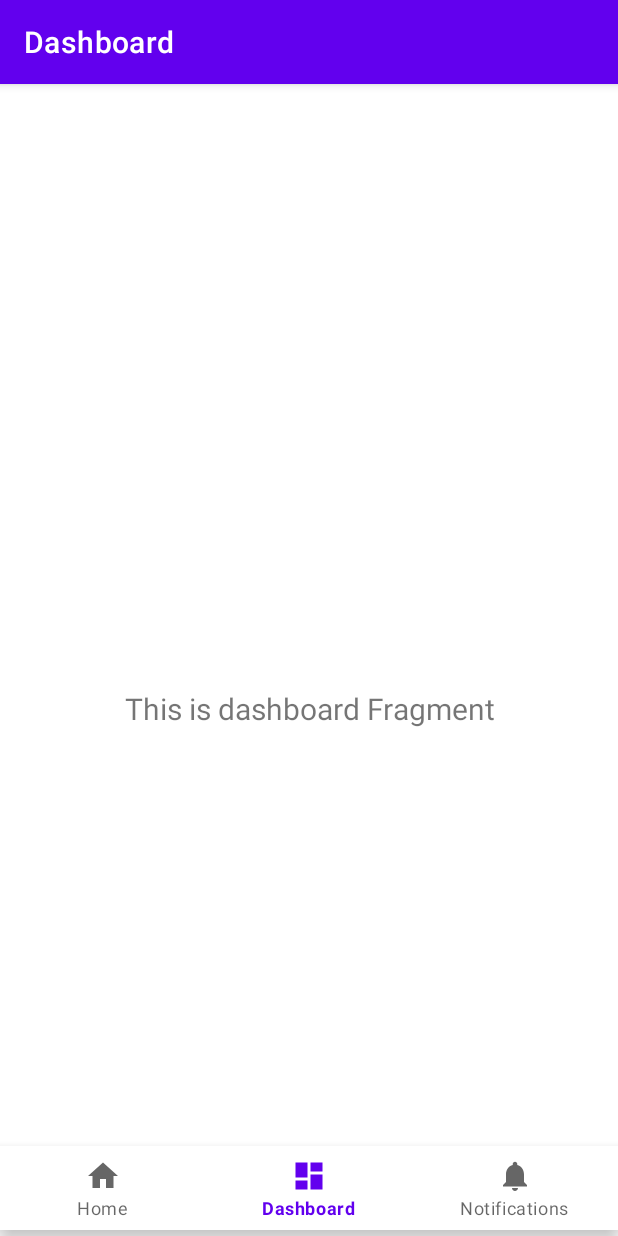
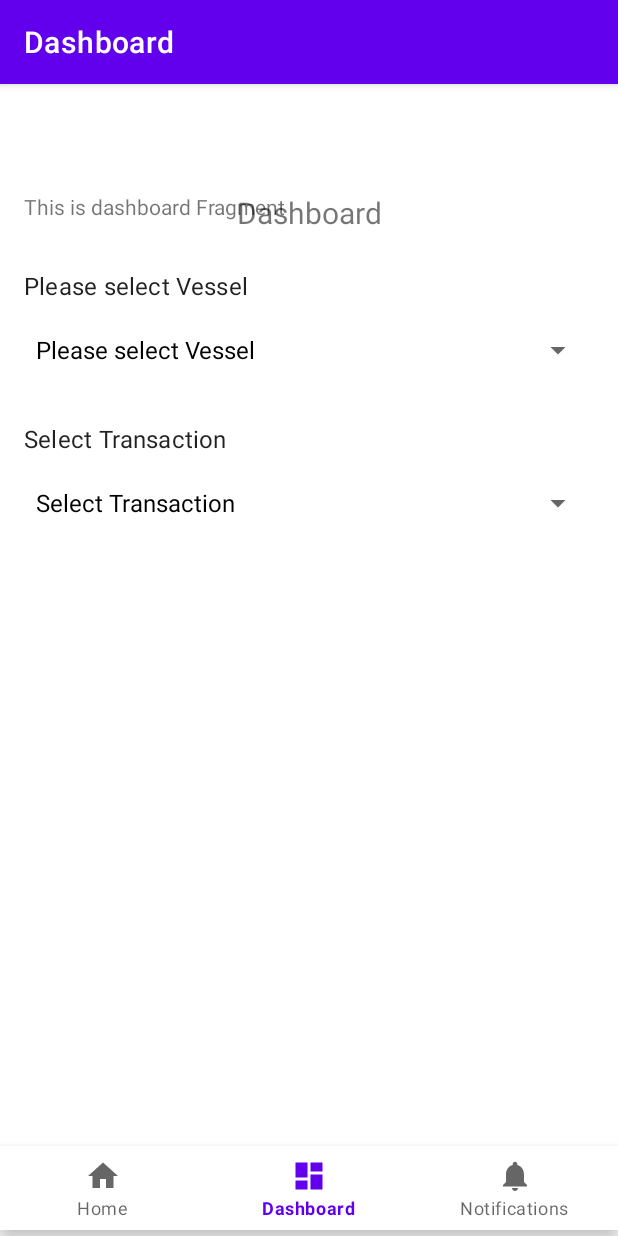
Before and after one commit to L5Systems/artstar2app, an Android app: the screen it shows after launch (MainActivity), item 2 of the bottom bar chosen, on a phone screen of 412 x 824 dp. Run offline under Robolectric (Android 15) with nearby library versions, the phone set to English and light mode, and no system bars; our stand-ins replace navigation-ui.

Commit message:
Added content to dashboard

```diff
--- a/app/src/main/java/com/example/artest2/ui/dashboard/DashboardFragment.kt
+++ b/app/src/main/java/com/example/artest2/ui/dashboard/DashboardFragment.kt
@@ -1,10 +1,14 @@
 package com.example.artest2.ui.dashboard
 
+import android.R
 import android.os.Bundle
 import android.view.LayoutInflater
 import android.view.View
 import android.view.ViewGroup
+import android.widget.ArrayAdapter
+import android.widget.AdapterView
 import android.widget.TextView
+import android.widget.Toast
 import androidx.fragment.app.Fragment
 import androidx.lifecycle.ViewModelProvider
 import com.example.artest2.databinding.FragmentDashboardBinding
@@ -32,7 +36,79 @@ class DashboardFragment : Fragment() {
         dashboardViewModel.text.observe(viewLifecycleOwner) {
             textView.text = it
         }
-        return root
+
+        // --- Spinner Setup with Dummy Data ---
+
+        // ... inside onCreateView method ...
+
+        // --- Spinner Setup with Dummy Data ---
+
+        val vesselItems = listOf(
+            "Please select Vessel", // Hint item
+            "Titanic",
+            "Santa Maria",
+            "Mayflower",
+            "Black Pearl",
+            "Endeavour"
+        )
+        val vesselAdapter = ArrayAdapter(
+            requireContext(),
+            android.R.layout.simple_spinner_dropdown_item, // Corrected this from R.layout.simple_spinner_dropdown_item
+            vesselItems
+        )
+        binding.spinnerVessel.adapter = vesselAdapter
+
+        binding.spinnerVessel.onItemSelectedListener = object : AdapterView.OnItemSelectedListener {
+            override fun onItemSelected(
+                parent: AdapterView<*>?,
+                view: View?,
+                position: Int,
+                id: Long
+            ) {
+                val selectedVessel = vesselItems[position]
+                if (position > 0) {
+                    Toast.makeText(
+                        requireContext(),
+                        "Selected Vessel: $selectedVessel",
+                        Toast.LENGTH_SHORT
+                    ).show()
+                }
+            }
+
+            override fun onNothingSelected(parent: AdapterView<*>?) {
+                // This block should be empty or contain logic for when nothing is selected in spinnerVessel
+            }
+        } // End of spinnerVessel.onItemSelectedListener
+
+        // **CORRECT PLACEMENT FOR TRANSACTION SPINNER SETUP**
+        val transactionItems = listOf(
+            "Select Transaction", // Hint item
+            "Bunkering",
+            "Cargo Loading",
+            "Cargo Discharge",
+            "Stores Supply",
+            "Crew Change"
+        )
+        val transactionAdapter = ArrayAdapter(
+            requireContext(),
+            android.R.layout.simple_spinner_dropdown_item,
+            transactionItems
+        )
+        binding.spinnerTransaction.adapter = transactionAdapter // This line was trying to use transactionAdapter before it was defined in the previous scope
+
+        binding.spinnerTransaction.onItemSelectedListener = object : AdapterView.OnItemSelectedListener {
+            // ... listener for transaction spinner ...
+            override fun onItemSelected(parent: AdapterView<*>?, view: View?, position: Int, id: Long) {
+                val selectedTransaction = transactionItems[position]
+                if (position > 0) {
+                    Toast.makeText(requireContext(), "Selected Transaction: $selectedTransaction", Toast.LENGTH_SHORT).show()
+                }
+            }
+
+            override fun onNothingSelected(parent: AdapterView<*>?) {}
+        }
+
+        return binding.root
     }
 
     override fun onDestroyView() {
--- a/app/src/main/res/layout/fragment_dashboard.xml
+++ b/app/src/main/res/layout/fragment_dashboard.xml
@@ -1,23 +1,76 @@
 <?xml version="1.0" encoding="utf-8"?>
-<androidx.constraintlayout.widget.ConstraintLayout xmlns:android="http://schemas.android.com/apk/res/android"
+<androidx.constraintlayout.widget.ConstraintLayout
+    xmlns:android="http://schemas.android.com/apk/res/android"
     xmlns:app="http://schemas.android.com/apk/res-auto"
     xmlns:tools="http://schemas.android.com/tools"
     android:layout_width="match_parent"
     android:layout_height="match_parent"
-		android:background="@android:color/white"
+	android:background="@android:color/white"
+    android:padding="16dp"
     tools:context=".ui.dashboard.DashboardFragment">
 
     <TextView
-        android:id="@+id/text_dashboard"
-        android:layout_width="match_parent"
+        android:id="@+id/text_dashboard_title"
+        android:layout_width="0dp"
         android:layout_height="wrap_content"
         android:layout_marginStart="8dp"
-        android:layout_marginTop="8dp"
         android:layout_marginEnd="8dp"
+        android:text="Dashboard"
         android:textAlignment="center"
         android:textSize="20sp"
-        app:layout_constraintBottom_toBottomOf="parent"
-        app:layout_constraintEnd_toEndOf="parent"
+        app:layout_constraintTop_toTopOf="parent"
         app:layout_constraintStart_toStartOf="parent"
-        app:layout_constraintTop_toTopOf="parent" />
+        app:layout_constraintEnd_toEndOf="parent" />
+
+    <TextView
+        android:id="@+id/label_vessel"
+        android:layout_width="wrap_content"
+        android:layout_height="wrap_content"
+        android:text="Please select Vessel"
+        android:layout_marginTop="24dp"
+        android:textAppearance="?attr/textAppearanceSubtitle1"
+	android:background="@android:color/white"
+        app:layout_constraintTop_toBottomOf="@id/text_dashboard_title"
+        app:layout_constraintStart_toStartOf="parent" />
+
+    <Spinner
+        android:id="@+id/spinner_vessel"
+        android:layout_width="0dp"
+        android:layout_height="wrap_content"
+        android:layout_marginTop="8dp"
+        android:minHeight="48dp"
+        app:layout_constraintTop_toBottomOf="@id/label_vessel"
+        app:layout_constraintStart_toStartOf="parent"
+        app:layout_constraintEnd_toEndOf="parent" />
+
+    <TextView
+        android:id="@+id/label_transaction"
+        android:layout_width="wrap_content"
+        android:layout_height="wrap_content"
+        android:text="Select Transaction"
+        android:layout_marginTop="24dp"
+        android:textAppearance="?attr/textAppearanceSubtitle1"
+        app:layout_constraintTop_toBottomOf="@id/spinner_vessel"
+        app:layout_constraintStart_toStartOf="parent" />
+
+    <Spinner
+        android:id="@+id/spinner_transaction"
+        android:layout_width="0dp"
+        android:layout_height="wrap_content"
+        android:layout_marginTop="8dp"
+        android:minHeight="48dp"
+        app:layout_constraintTop_toBottomOf="@id/label_transaction"
+        app:layout_constraintStart_toStartOf="parent"
+        app:layout_constraintEnd_toEndOf="parent" />
+
+    <TextView
+        android:id="@+id/textDashboard"
+        android:layout_width="wrap_content"
+        android:layout_height="wrap_content"
+        android:text="TextView"
+        tools:layout_editor_absoluteX="85dp"
+        tools:layout_editor_absoluteY="545dp" />
+
+    <!-- You can add other views here and constrain them as needed -->
+
 </androidx.constraintlayout.widget.ConstraintLayout>
```
